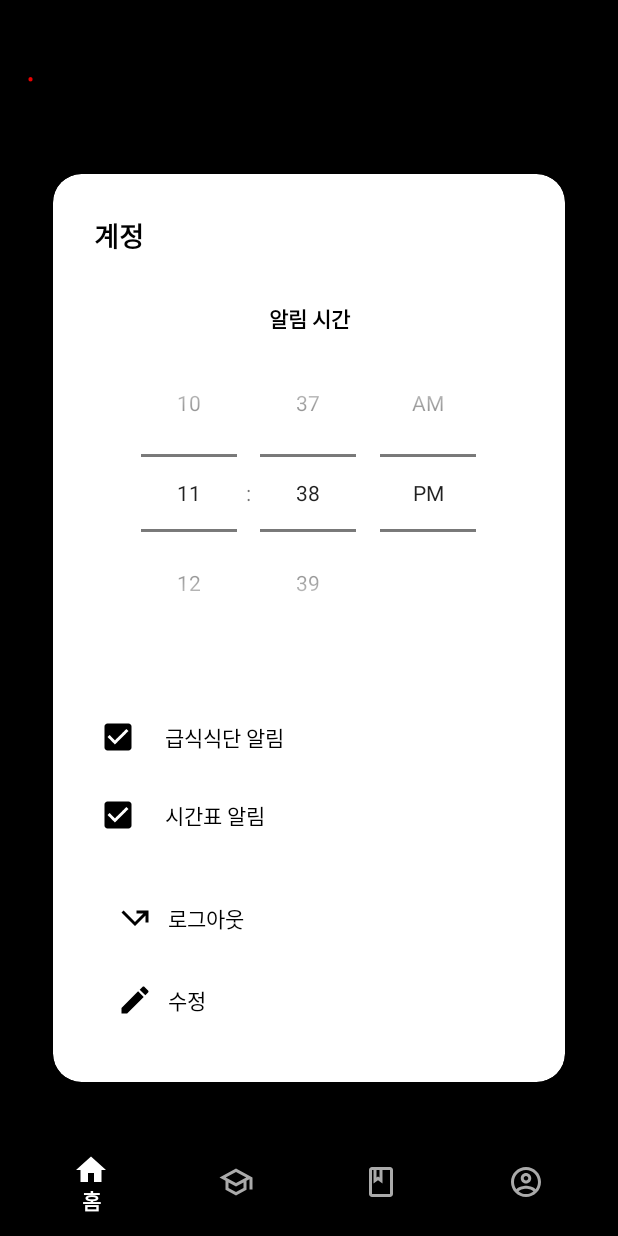
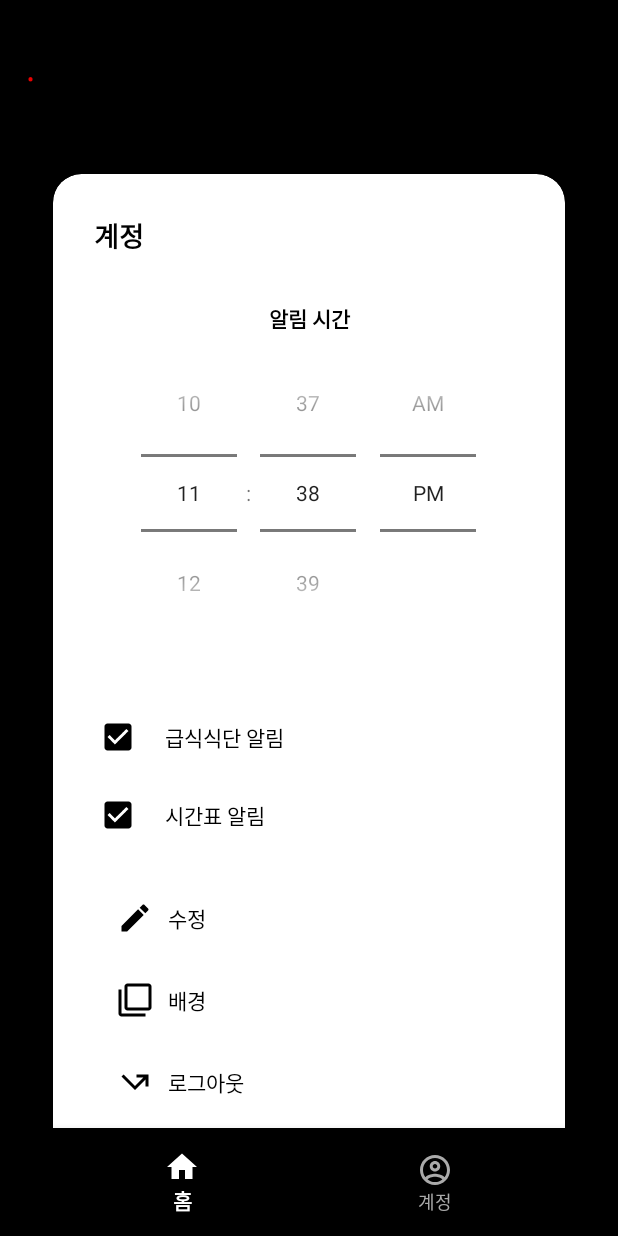
Before and after one commit to jungyoonsung-dev/Starting-Point, an Android app: the TabAccount screen opened through its navigation route, on a phone screen of 412 x 824 dp. Run offline under Robolectric (Android 15) with nearby library versions, the phone set to English and light mode, and no system bars; our stand-ins replace AdMob, Firebase (no records; nobody signed in at launch, a user with empty details on screens opened directly), navigation-ui; libraries missing offline, so code that uses them is left out: com.firebase.ui, me.relex.circleindicator, petrov.kristiyan.colorpicker; network calls fail; 2 statements that could not run were skipped.

Commit message:
2020 01 24  21/50

```diff
--- a/app/build.gradle
+++ b/app/build.gradle
@@ -47,4 +47,6 @@ dependencies {
     implementation 'androidx.navigation:navigation-fragment:2.0.0'
     implementation 'androidx.navigation:navigation-ui:2.0.0'
 
+    implementation 'petrov.kristiyan:colorpicker-library:1.1.10'
+
 }
--- a/app/src/main/java/com/jungyoonsung/startingpoint/Tab/TabHome.java
+++ b/app/src/main/java/com/jungyoonsung/startingpoint/Tab/TabHome.java
@@ -65,12 +65,8 @@ public class TabHome extends Fragment {
     private FirebaseAuth auth;
     private FirebaseDatabase database;
 
-    private AdView adView_settings;
-
     private ViewPager viewPager;
     private CircleIndicator circleIndicator;
-
-    TextView t_settings;
 
     @Override
     public View onCreateView(LayoutInflater inflater, final ViewGroup container,
--- /dev/null
+++ b/app/src/main/res/drawable/ic_filter_none_black_24dp.xml
@@ -0,0 +1,9 @@
+<vector xmlns:android="http://schemas.android.com/apk/res/android"
+        android:width="24dp"
+        android:height="24dp"
+        android:viewportWidth="24.0"
+        android:viewportHeight="24.0">
+    <path
+        android:fillColor="#FF000000"
+        android:pathData="M3,5L1,5v16c0,1.1 0.9,2 2,2h16v-2L3,21L3,5zM21,1L7,1c-1.1,0 -2,0.9 -2,2v14c0,1.1 0.9,2 2,2h14c1.1,0 2,-0.9 2,-2L23,3c0,-1.1 -0.9,-2 -2,-2zM21,17L7,17L7,3h14v14z"/>
+</vector>
--- a/app/src/main/res/layout/tabaccount.xml
+++ b/app/src/main/res/layout/tabaccount.xml
@@ -94,6 +94,28 @@
 
                         <TextView
                             android:layout_marginTop="15dp"
+                            android:id="@+id/t_edit"
+                            android:layout_width="match_parent"
+                            android:layout_height="wrap_content"
+                            android:drawableStart="@drawable/ic_edit_black_24dp"
+                            android:gravity="center_vertical"
+                            android:padding="15dp"
+                            android:text="   수정"
+                            android:textAppearance="@style/TextAppearance.AppCompat.Small"
+                            android:textColor="@android:color/black" />
+
+                        <TextView
+                            android:id="@+id/t_background"
+                            android:layout_width="match_parent"
+                            android:layout_height="wrap_content"
+                            android:drawableStart="@drawable/ic_filter_none_black_24dp"
+                            android:gravity="center_vertical"
+                            android:padding="15dp"
+                            android:text="   배경"
+                            android:textAppearance="@style/TextAppearance.AppCompat.Small"
+                            android:textColor="@android:color/black" />
+
+                        <TextView
                             android:id="@+id/t_log_out"
                             android:layout_width="match_parent"
                             android:layout_height="wrap_content"
@@ -101,17 +123,6 @@
                             android:gravity="center_vertical"
                             android:padding="15dp"
                             android:text="   로그아웃"
-                            android:textAppearance="@style/TextAppearance.AppCompat.Small"
-                            android:textColor="@android:color/black" />
-
-                        <TextView
-                            android:id="@+id/t_edit"
-                            android:layout_width="match_parent"
-                            android:layout_height="wrap_content"
-                            android:drawableStart="@drawable/ic_edit_black_24dp"
-                            android:gravity="center_vertical"
-                            android:padding="15dp"
-                            android:text="   수정"
                             android:textAppearance="@style/TextAppearance.AppCompat.Small"
                             android:textColor="@android:color/black" />
 
--- a/app/src/main/res/menu/bottom_nav_menu_main.xml
+++ b/app/src/main/res/menu/bottom_nav_menu_main.xml
@@ -6,18 +6,19 @@
         android:icon="@drawable/b_n_m_m_d_h"
         android:title="홈" />
 
-    <item
-        android:id="@+id/navigation_school"
-        android:icon="@drawable/b_n_m_m_d_s"
-        android:title="학교" />
+<!--    <item-->
+<!--        android:id="@+id/navigation_school"-->
+<!--        android:icon="@drawable/b_n_m_m_d_s"-->
+<!--        android:title="학교" />-->
 
-    <item
-        android:id="@+id/navigation_study"
-        android:icon="@drawable/b_n_m_m_d_t"
-        android:title="공부" />
+<!--    <item-->
+<!--        android:id="@+id/navigation_study"-->
+<!--        android:icon="@drawable/b_n_m_m_d_t"-->
+<!--        android:title="공부" />-->
 
     <item
         android:id="@+id/navigation_account"
         android:icon="@drawable/b_n_m_m_d_a"
         android:title="계정"/>
+
 </menu>
```
Also changed, not shown: app/src/main/java/com/jungyoonsung/startingpoint/Settings/SquareLinearLayout.java (added, +34 -0 lines), app/src/main/java/com/jungyoonsung/startingpoint/Tab/TabAccount.java (+69 -11 lines), app/src/main/res/layout/dialog_background.xml (added, +116 -0 lines), app/src/main/res/drawable-xxxhdpi/ic_facebook.png (deleted), app/src/main/res/drawable-xxxhdpi/ic_github.png (deleted), app/src/main/res/drawable-xxxhdpi/ic_instagram.png (deleted).
